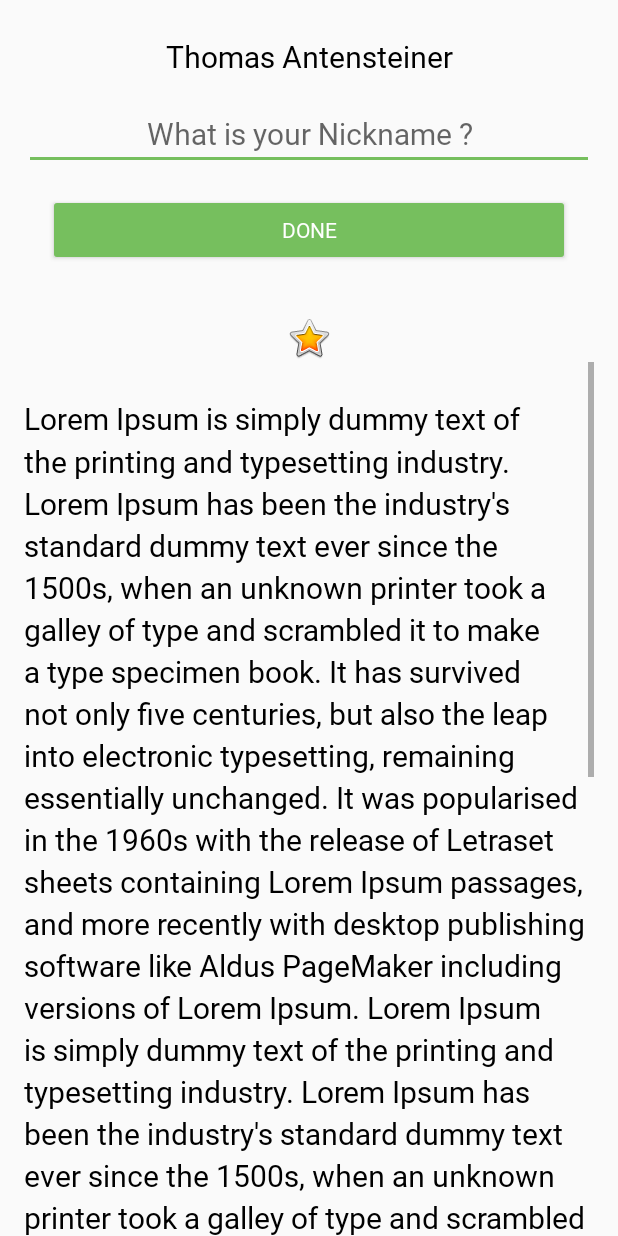
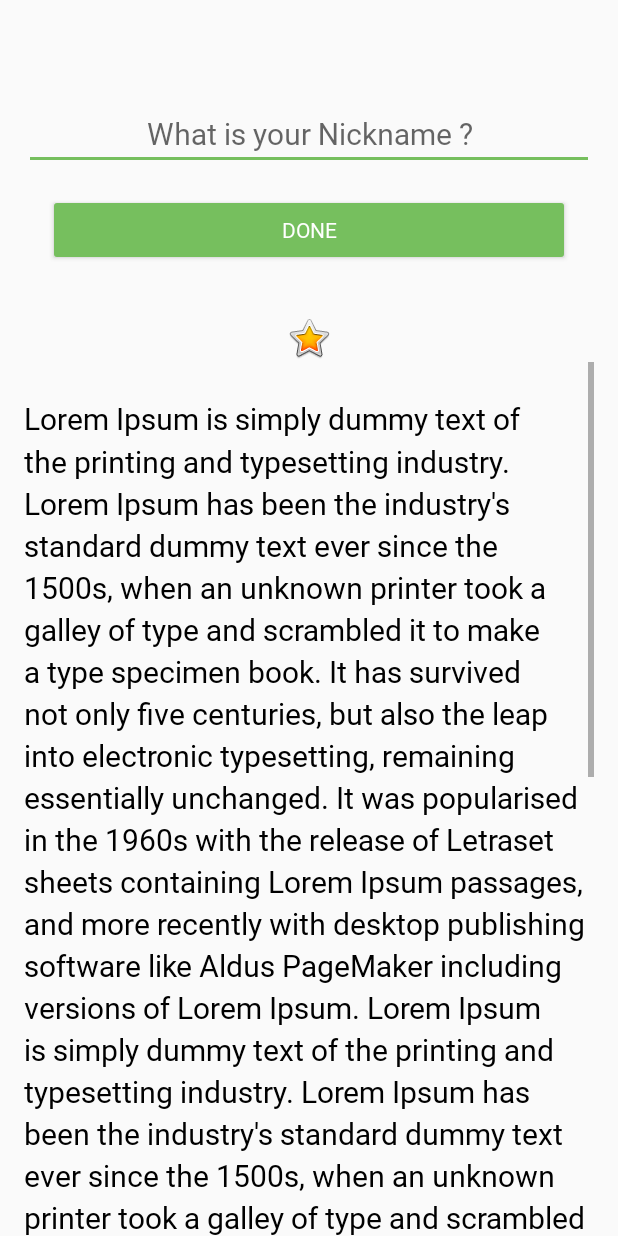
Before and after one commit to 1920-5bhif-nvs/1920-5bhif-nvs-udacity-labs-ThomasAnt, an Android app: the layout activity_main.xml on its own in the app's theme, with its tools: preview values and no code run, on a phone screen of 412 x 824 dp. Run offline under Robolectric (Android 15) with nearby library versions, the phone set to English and light mode, and no system bars.

Commit message:
Lesson:2-16 Thomas Antensteiner

```diff
--- /dev/null
+++ b/Lesson_2/AboutMe/app/src/main/java/at/htl/aboutme/MyName.kt
@@ -0,0 +1,3 @@
+package at.htl.aboutme
+
+data class MyName (var name: String = "", var nickname: String = "")
--- a/Lesson_2/AboutMe/app/src/main/res/layout/activity_main.xml
+++ b/Lesson_2/AboutMe/app/src/main/res/layout/activity_main.xml
@@ -2,6 +2,12 @@
 <layout xmlns:android="http://schemas.android.com/apk/res/android"
     xmlns:app="http://schemas.android.com/apk/res-auto"
     xmlns:tools="http://schemas.android.com/tools">
+
+    <data>
+        <variable
+            name="myName"
+            type="at.htl.aboutme.MyName" />
+    </data>
 
     <LinearLayout
         android:layout_width="match_parent"
@@ -15,7 +21,7 @@
             style="@style/NameStyle"
             android:layout_width="match_parent"
             android:layout_height="wrap_content"
-            android:text="@string/name"
+            android:text="@={myName.name}"
             android:textAlignment="center" />
 
         <EditText
@@ -43,7 +49,7 @@
             style="@style/NameStyle"
             android:layout_width="match_parent"
             android:layout_height="wrap_content"
-            android:text="TextView"
+            android:text="@={myName.nickname}"
             android:textAlignment="center"
             android:visibility="gone" />
 
```
Also changed, not shown: Lesson_2/AboutMe/app/src/main/java/at/htl/aboutme/MainActivity.kt (+5 -2 lines).
